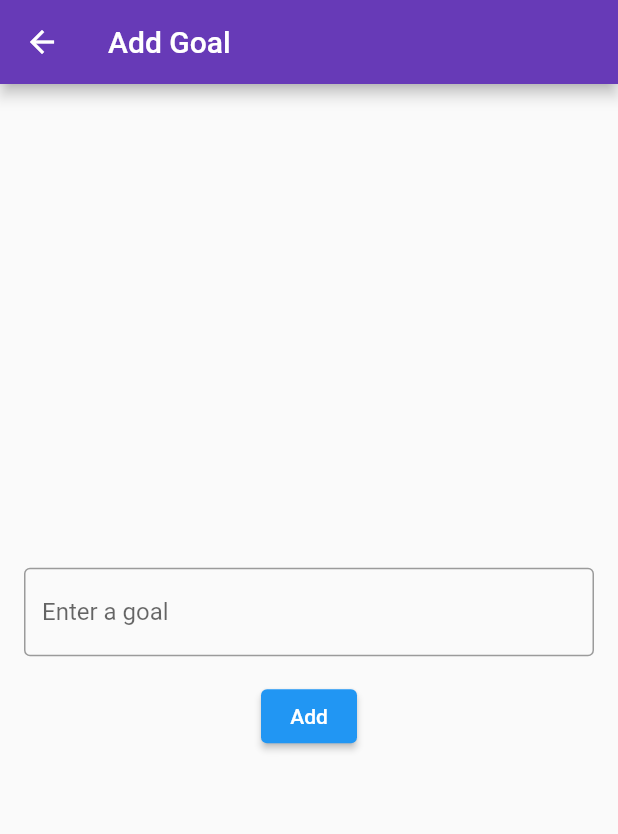
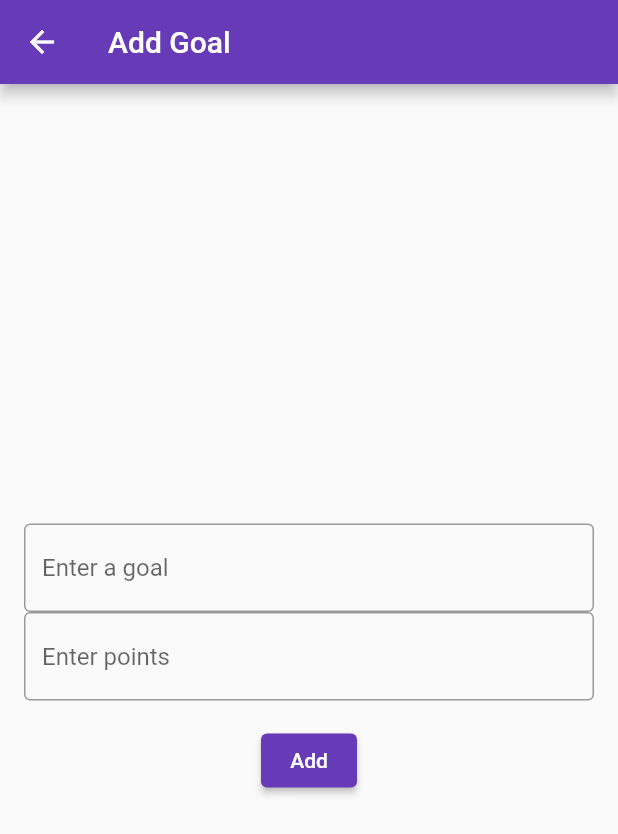
Before and after one commit to rishav-c1/drp31, a Flutter app: the AddGoalPage screen opened directly, after a tap on "Add", on a phone screen of 412 x 824 dp. Shown: the top 834 px of the screen. Run offline on Flutter 3.47's test engine with Material 2 defaults, Android fonts, the phone set to English and light mode, and no system bars; our stand-ins replace cloud_firestore, firebase_core; missing offline and left inert: dart:ffi; accounts and stored records are empty.

Commit message:
Added setting your own points for goals

```diff
--- a/lib/addGoal.dart
+++ b/lib/addGoal.dart
@@ -11,17 +11,21 @@ class AddGoalPage extends StatefulWidget {
 class _AddGoalPageState extends State<AddGoalPage> {
   FirebaseFirestore db = FirebaseFirestore.instance;
   final goalController = TextEditingController();
+  final pointController = TextEditingController();
 
   @override
   void dispose() {
     goalController.dispose();
+    pointController.dispose();
     super.dispose();
   }
   void addGoal() async {
     String goal = goalController.text;
+    String points = pointController.text;
     if (goal.isNotEmpty) {
-      await db.collection('tasks').add({'task': goal, 'achieved': false, 'points': 10});
+      await db.collection('tasks').add({'task': goal, 'achieved': false, 'points': int.parse(points)});
       goalController.clear();
+      pointController.clear();
       Navigator.pop(context); // Go back to the previous page after adding the goal
     }
   }
@@ -45,10 +49,18 @@ class _AddGoalPageState extends State<AddGoalPage> {
                   hintText: 'Enter a goal',
                 ),
               ),
+              TextField(
+                controller: pointController,
+                decoration: const InputDecoration(
+                  border: OutlineInputBorder(),
+                  hintText: 'Enter points',
+                ),
+              ),
               const SizedBox(height: 16.0),
               ElevatedButton(
                 onPressed: addGoal,
                 child: const Text('Add'),
+                style: ElevatedButton.styleFrom(primary: Colors.deepPurple)
               ),
             ],
           ),
```
